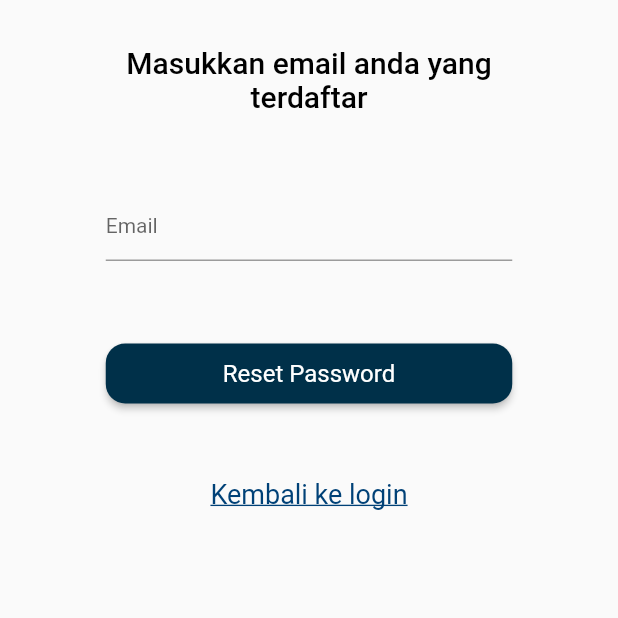
After one commit to FrinsenFarrelino/student_regist_app_flutter, a Flutter app: the screen it shows after launch, after a tap on "Lupa Password?", on a phone screen of 412 x 824 dp, the top half of it. The commit adds this screen. Run offline on Flutter 3.47's test engine with Material 2 defaults, Android fonts, the light colour scheme and no system bars; our stand-ins replace cloud_firestore, email_validator, firebase_auth, firebase_core, firebase_storage, google_sign_in and 1 more; accounts and stored records are empty.

Commit message:
finishing login and register with email and google authentication

```diff
--- a/lib/dataclass.dart
+++ b/lib/dataclass.dart
@@ -5,13 +5,13 @@ class User {
   User({required this.itemEmail, required this.itemNama});
 
   Map<String, dynamic> toJson() {
-    return {"email": itemEmail, "nama": itemNama};
+    return {"email": itemEmail, "displayName": itemNama};
   }
 
   factory User.fromJson(Map<String, dynamic> json) {
     return User(
       itemEmail: json['email'],
-      itemNama: json['nama'],
+      itemNama: json['displayName'],
     );
   }
 }
--- a/lib/page/login.dart
+++ b/lib/page/login.dart
@@ -4,6 +4,7 @@ import 'package:google_sign_in/google_sign_in.dart';
 import 'package:firebase_auth/firebase_auth.dart';
 import 'package:email_validator/email_validator.dart';
 import 'package:student_regist_app/colors/pallet.dart';
+import 'package:student_regist_app/page/lupa_password.dart';
 
 class MyLogin extends StatefulWidget {
   final VoidCallback onClickedSignUp;
@@ -172,6 +173,28 @@ class _MyLoginState extends State<MyLogin> {
                       ),
                     ),
                     Container(
+                      height: 20,
+                    ),
+                    InkWell(
+                      child: const Text(
+                        'Lupa Password?',
+                        style: TextStyle(
+                          decoration: TextDecoration.underline,
+                          color: Color.fromARGB(255, 0, 65, 119),
+                        ),
+                      ),
+                      onTap: () {
+                        Navigator.push(
+                          context,
+                          MaterialPageRoute(
+                            builder: (BuildContext context) {
+                              return const LupaPassword();
+                            },
+                          ),
+                        );
+                      },
+                    ),
+                    Container(
                       height: 30,
                     ),
                     SizedBox(
@@ -292,6 +315,7 @@ class _MyLoginState extends State<MyLogin> {
                           child: const Text(
                             'Buat sekarang!',
                             style: TextStyle(
+                                decoration: TextDecoration.underline,
                                 fontSize: 18,
                                 color: Color.fromARGB(255, 0, 65, 119)),
                           ),
--- /dev/null
+++ b/lib/page/lupa_password.dart
@@ -0,0 +1,148 @@
+import 'package:email_validator/email_validator.dart';
+import 'package:firebase_auth/firebase_auth.dart';
+import 'package:flutter/material.dart';
+import 'package:student_regist_app/colors/pallet.dart';
+
+class LupaPassword extends StatefulWidget {
+  const LupaPassword({super.key});
+
+  @override
+  State<LupaPassword> createState() => _LupaPasswordState();
+}
+
+class _LupaPasswordState extends State<LupaPassword> {
+  final formKey = GlobalKey<FormState>();
+  final emailController = TextEditingController();
+
+  Future resetPassword() async {
+    try {
+      await FirebaseAuth.instance
+          .sendPasswordResetEmail(email: emailController.text);
+      ScaffoldMessenger.of(context).showSnackBar(const SnackBar(
+          content:
+              Text('Link untuk reset password telah dikirim ke email anda!')));
+    } on FirebaseAuthException catch (e) {
+      ScaffoldMessenger.of(context)
+          .showSnackBar(SnackBar(content: Text(e.message!)));
+    }
+  }
+
+  void validation() {
+    FormState? form = formKey.currentState;
+    if (form!.validate()) {
+      resetPassword();
+    }
+  }
+
+  @override
+  Widget build(BuildContext context) {
+    return Scaffold(
+      body: SafeArea(
+        child: SingleChildScrollView(
+          child: Container(
+            padding: const EdgeInsets.only(top: 30.0, bottom: 30.0),
+            child: Center(
+              child: Form(
+                key: formKey,
+                child: Column(
+                  mainAxisAlignment: MainAxisAlignment.center,
+                  children: [
+                    SizedBox(
+                      width: 271,
+                      child: Column(
+                        children: const [
+                          Text(
+                            'Masukkan email anda yang terdaftar',
+                            style: TextStyle(
+                              fontSize: 20,
+                              fontWeight: FontWeight.w500,
+                              color: Colors.black,
+                            ),
+                            textAlign: TextAlign.center,
+                          ),
+                        ],
+                      ),
+                    ),
+                    Container(
+                      height: 50,
+                    ),
+                    SizedBox(
+                      width: 271,
+                      child: TextFormField(
+                        controller: emailController,
+                        validator: (value) {
+                          if (value!.isEmpty) {
+                            return 'Tolong Masukkan email!';
+                          } else if (!EmailValidator.validate(value)) {
+                            return 'Masukkan email yang valid!';
+                          }
+                        },
+                        style:
+                            const TextStyle(fontSize: 14, color: Colors.black),
+                        cursorColor: MyColor.darkBlue,
+                        decoration: InputDecoration(
+                          focusedBorder: UnderlineInputBorder(
+                              borderSide: BorderSide(color: MyColor.darkBlue)),
+                          hintText: 'Email',
+                          hintStyle: const TextStyle(fontSize: 14),
+                        ),
+                      ),
+                    ),
+                    Container(
+                      height: 25,
+                    ),
+                    Container(
+                      height: 30,
+                    ),
+                    SizedBox(
+                      width: 271,
+                      height: 40,
+                      child: ElevatedButton(
+                        onPressed: () {
+                          validation();
+                        },
+                        style: ButtonStyle(
+                          foregroundColor:
+                              MaterialStateProperty.all<Color>(MyColor.white),
+                          backgroundColor: MaterialStateProperty.all<Color>(
+                              MyColor.darkBlue),
+                          shape: MaterialStatePropertyAll(
+                            RoundedRectangleBorder(
+                              borderRadius: BorderRadius.circular(13),
+                            ),
+                          ),
+                        ),
+                        child: const Text(
+                          'Reset Password',
+                          style: TextStyle(
+                            fontSize: 16,
+                            fontWeight: FontWeight.w400,
+                          ),
+                        ),
+                      ),
+                    ),
+                    Container(
+                      height: 50,
+                    ),
+                    InkWell(
+                      onTap: () {
+                        Navigator.pop(context);
+                      },
+                      child: const Text(
+                        'Kembali ke login',
+                        style: TextStyle(
+                            decoration: TextDecoration.underline,
+                            fontSize: 18,
+                            color: Color.fromARGB(255, 0, 65, 119)),
+                      ),
+                    )
+                  ],
+                ),
+              ),
+            ),
+          ),
+        ),
+      ),
+    );
+  }
+}
--- a/pubspec.yaml
+++ b/pubspec.yaml
@@ -36,10 +36,12 @@ dependencies:
   # Use with the CupertinoIcons class for iOS style icons.
   cupertino_icons: ^1.0.2
   firebase_core: ^2.1.1
+  firebase_storage: ^11.0.5
   cloud_firestore: ^4.0.3
   firebase_auth: ^4.1.2
   email_validator: ^2.1.17
   google_sign_in: ^5.4.2
+  image_picker: ^0.8.6
   intl: ^0.17.0
 
 dev_dependencies:
```
Also changed, not shown: lib/dbservices.dart (+8 -1 lines), lib/page/dashboard.dart (+4 -4 lines), lib/page/profile.dart (+166 -134 lines), lib/page/sign_up.dart (+9 -4 lines), pubspec.lock, 2 other files.
